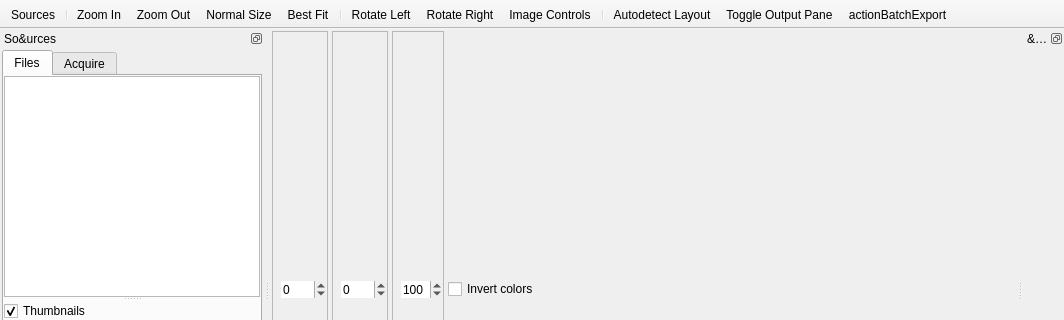
The window that qt/data/MainWindow.ui (manisandro/gImageReader) describes before a commit, drawn with Qt 5; both pictures show x 0 to 1064 and y 0 to 320 of the 1064 by 572 pixel window.
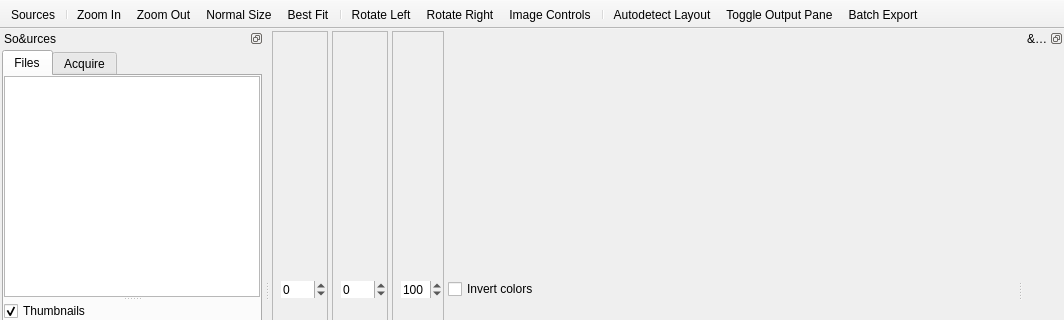
The same window after the commit. Icons and pictures are not drawn.

```diff
--- a/qt/data/MainWindow.ui
+++ b/qt/data/MainWindow.ui
@@ -797,7 +797,7 @@
     <iconset theme="document-export"/>
    </property>
    <property name="text">
-    <string>actionBatchExport</string>
+    <string>Batch Export</string>
    </property>
    <property name="toolTip">
     <string>Batch Export</string>
```
Left out of the diff: 3 changed lines with no effect on the pictures.
